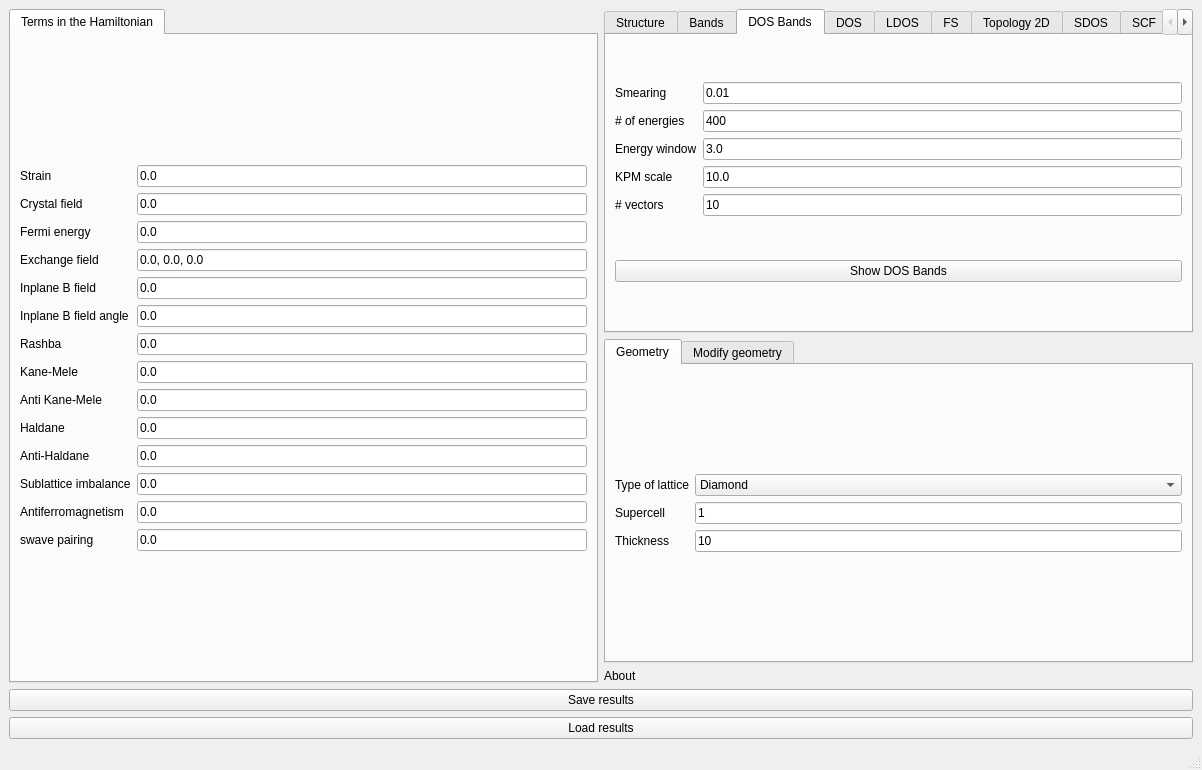
The window that interface-pyqt/2dslab/interface.ui (joselado/quantum-lattice) describes before a commit, drawn with Qt 5.
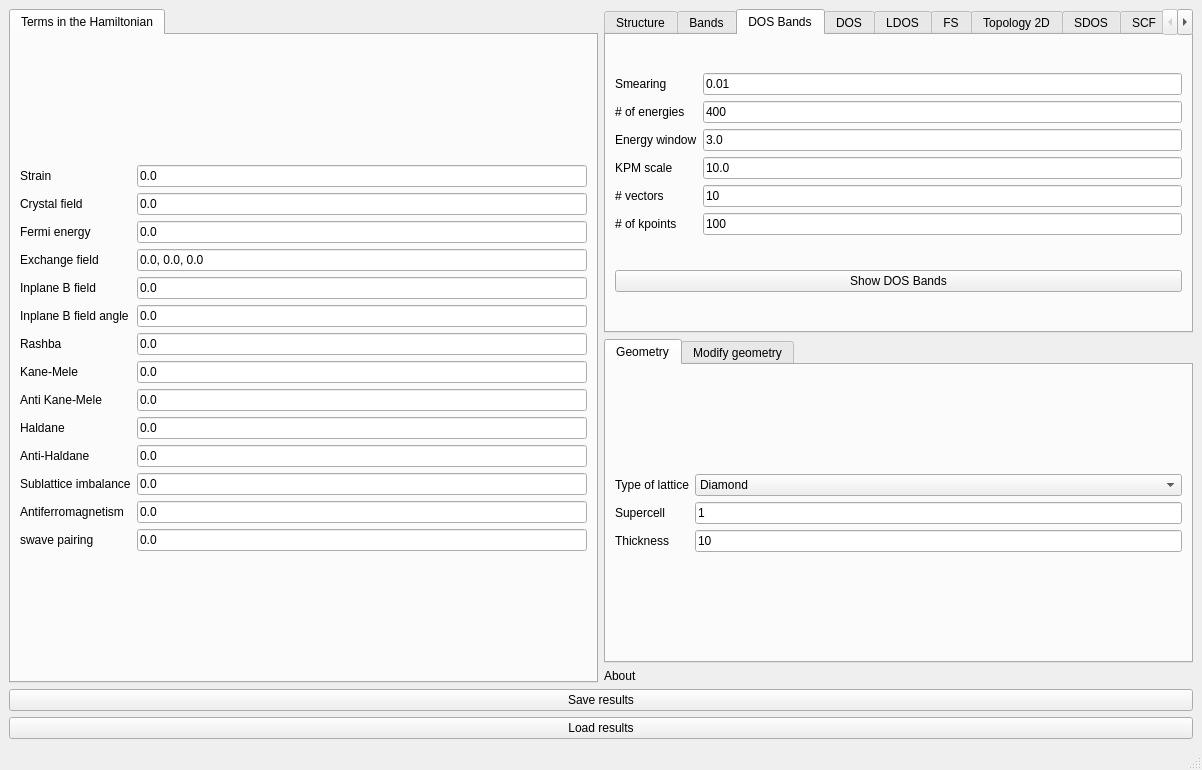
The same window after the commit. The open tabs and pages were chosen to show the change. Custom widgets are drawn as their Qt base class.

Commit message: Fix Hamiltonian-building and interface bugs found in a bug-hunt audit

The edit to the form file:
```diff
--- a/interface-pyqt/2dslab/interface.ui
+++ b/interface-pyqt/2dslab/interface.ui
@@ -574,6 +574,23 @@
             </property>
            </widget>
           </item>
+          <item row="5" column="0">
+           <widget class="BodyLabel" name="label_nk_kbands">
+            <property name="text">
+             <string># of kpoints</string>
+            </property>
+           </widget>
+          </item>
+          <item row="5" column="1">
+           <widget class="LineEdit" name="nk_kbands">
+            <property name="toolTip">
+             <string>Number of k-points used in the KDOS-resolved-along-bands calculation.</string>
+            </property>
+            <property name="text">
+             <string>100</string>
+            </property>
+           </widget>
+          </item>
          </layout>
         </item>
         <item row="1" column="0">
```
The commit also changes 25 other files.
